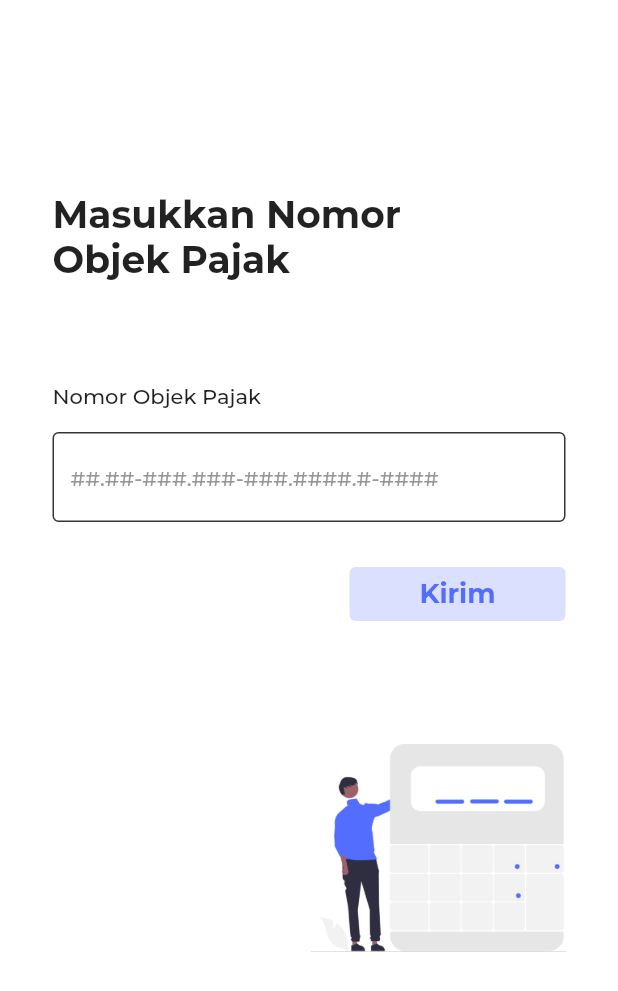
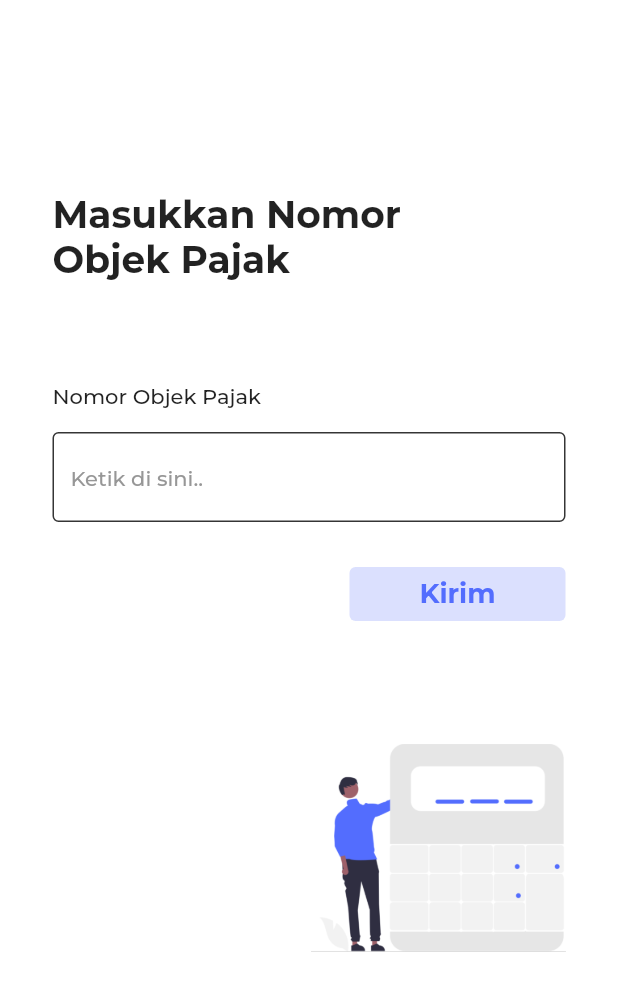
Before and after one commit to ronaldichandra/ipbb-tangerang, a Flutter app: the screen it shows after launch, after a tap on "Mulai", on a phone screen of 412 x 824 dp. Shown: the top 991 px of the screen. Run offline on Flutter 3.47's test engine with Material 2 defaults, Android fonts, the phone set to English and light mode, and no system bars; our stand-ins replace shared_preferences; missing offline and left inert: shared_preferences_web.

Commit message:
1.0.0-beta

```diff
--- /dev/null
+++ b/lib/api/api.dart
@@ -0,0 +1,26 @@
+import 'dart:convert';
+
+import 'package:flutter/material.dart';
+import 'package:http/http.dart' as http;
+
+class NOP {
+  final int nop;
+  final String nama, alamat, kecamatan, kelurahan;
+
+  NOP(
+      {required this.nama,
+      required this.nop,
+      required this.alamat,
+      required this.kecamatan,
+      required this.kelurahan});
+
+  factory NOP.fromJSON(Map<String, dynamic> json) {
+    return NOP(
+      nop: json['data'],
+      nama: json['data'],
+      alamat: json['data'],
+      kecamatan: json['data'],
+      kelurahan: json['data'],
+    );
+  }
+}
--- a/lib/main.dart
+++ b/lib/main.dart
@@ -1,7 +1,15 @@
 import 'package:flutter/material.dart';
+import 'package:shared_preferences/shared_preferences.dart';
 import 'second_screen.dart';
 
-void main(List<String> args) => runApp(MyApp());
+int? initScreen;
+Future<void> main() async {
+  WidgetsFlutterBinding.ensureInitialized();
+  SharedPreferences prefs = await SharedPreferences.getInstance();
+  initScreen = await prefs.getInt("initScreen");
+  await prefs.setInt("initScreen", 1);
+  runApp(MyApp());
+}
 
 class MyApp extends StatelessWidget {
   const MyApp({Key? key}) : super(key: key);
@@ -9,9 +17,10 @@ class MyApp extends StatelessWidget {
   @override
   Widget build(BuildContext context) {
     return MaterialApp(
+      initialRoute: initScreen == 0 || initScreen == null ? 'first' : '/',
+      routes: {'/': (context) => Screen(), 'first': (context) => FirstScreen()},
       theme: ThemeData(
           fontFamily: 'Montserrat', scaffoldBackgroundColor: Colors.white),
-      home: FirstScreen(),
     );
   }
 }
--- a/lib/second_screen.dart
+++ b/lib/second_screen.dart
@@ -1,27 +1,39 @@
+import 'dart:convert';
+
 import 'package:flutter/material.dart';
+import 'package:flutter/services.dart';
+import 'package:ipbb/api/api.dart';
+import 'package:ipbb/third_screen.dart';
 
-void main(List<String> args) => runApp(MyApp());
-
-class MyApp extends StatelessWidget {
-  const MyApp({Key? key}) : super(key: key);
-
+class Screen extends StatefulWidget {
   @override
-  Widget build(BuildContext context) {
-    return MaterialApp(
-      title: 'Input',
-      theme: ThemeData(),
-      home: Screen(),
-    );
-  }
+  State<Screen> createState() => _ScreenState();
 }
 
-class Screen extends StatelessWidget {
-  const Screen({Key? key}) : super(key: key);
+class _ScreenState extends State<Screen> {
+  TextEditingController _nop = TextEditingController();
+  final GlobalKey<FormState> _formkey = GlobalKey<FormState>();
+  String _jsonContent = "";
+
+  Future _loadData(String nop) async {
+    String jsonString = await rootBundle.loadString('assets/data.json');
+    final jsonData = json.decode(jsonString);
+
+    NOP nop = NOP.fromJSON(jsonData);
+    Map data = {'nop': nop};
+    setState(() {
+      Navigator.push(context, MaterialPageRoute(builder: ((context) {
+        return Third();
+      })));
+      // sample.name => you can access field from class model
+    });
+  }
 
   @override
   Widget build(BuildContext context) {
     return Scaffold(
-      body: Padding(
+      body: SingleChildScrollView(
+        child: Padding(
           padding: const EdgeInsets.only(left: 35, right: 35),
           child: Column(
             children: [
@@ -55,7 +67,11 @@ class Screen extends StatelessWidget {
               ),
               Container(
                 padding: EdgeInsets.only(top: 16),
-              child: TextField(
+                child: TextFormField(
+                  onSaved: (String? nop) {},
+                  validator: (value) =>
+                      value == null || value.isEmpty ? 'Masukkan NOP' : null,
+                  controller: _nop,
                   decoration: InputDecoration(
                       enabledBorder: OutlineInputBorder(
                           borderSide:
@@ -63,7 +79,7 @@ class Screen extends StatelessWidget {
                       focusedBorder: OutlineInputBorder(
                           borderSide:
                               BorderSide(color: Color(0xff536DFE), width: 1)),
-                    hintText: '##.##-###.###-###.####.#-####',
+                      hintText: 'Ketik di sini..',
                       hintStyle:
                           TextStyle(color: Color(0xff979797), fontSize: 14)),
                 ),
@@ -85,7 +101,9 @@ class Screen extends StatelessWidget {
                           fontWeight: FontWeight.w700,
                           fontSize: 18),
                     ),
-                  onPressed: () {},
+                    onPressed: () {
+                      _loadData(_nop.text);
+                    },
                   ),
                 ),
               ),
@@ -100,6 +118,7 @@ class Screen extends StatelessWidget {
             ],
           ),
         ),
+      ),
     );
   }
 }
```
Also changed, not shown: assets/data.json (added, +9 -0 lines), lib/generated_plugin_registrant.dart (added, +16 -0 lines), lib/third_screen.dart (added, +14 -0 lines), pubspec.yaml (+5 -2 lines), lib/login.dart (added), pubspec.lock, 6 other files. Lines whose indentation alone changed are shown as unchanged.
